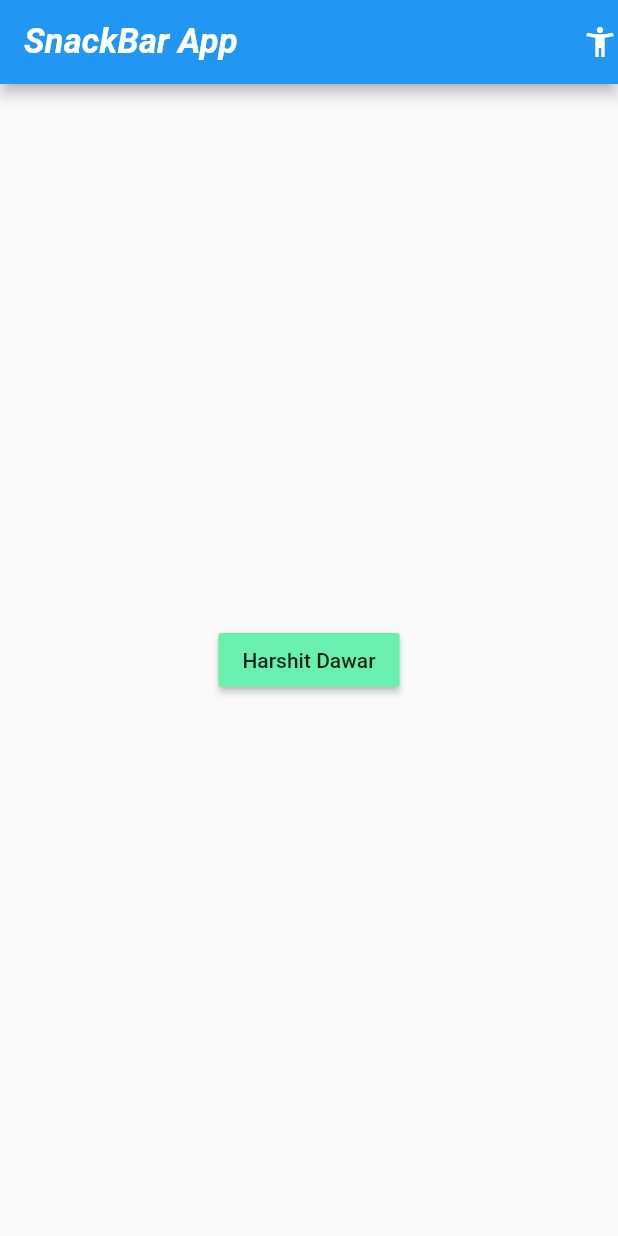
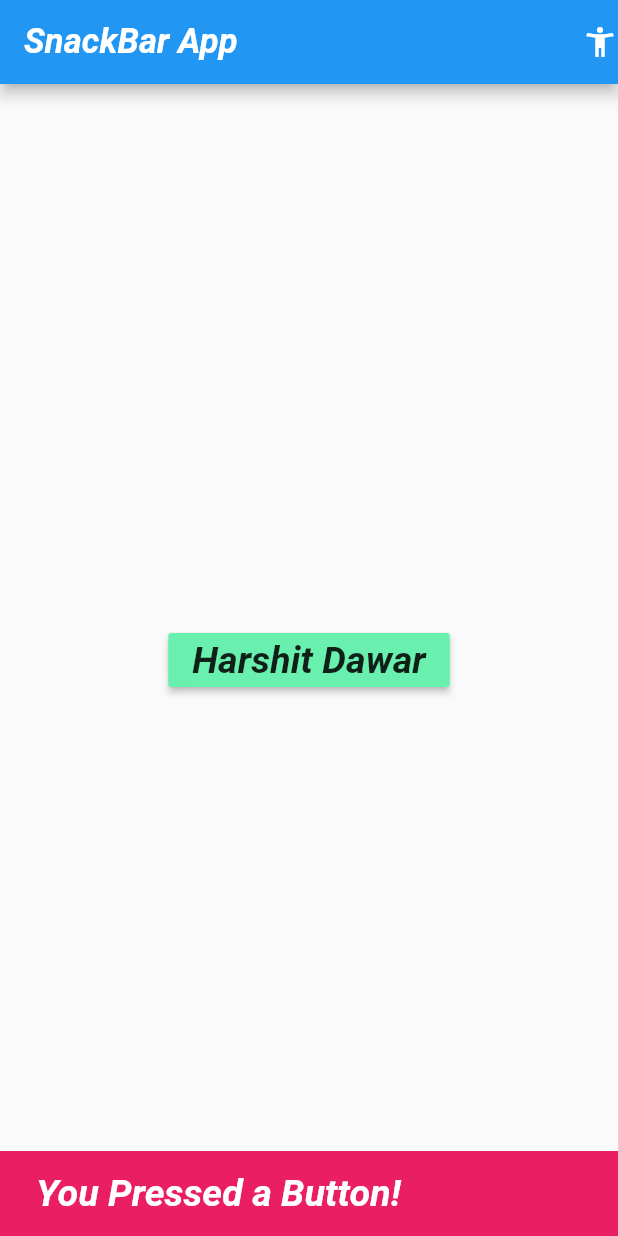
Before and after one commit to HarshitDawar55/Flutter, a Flutter app: the screen it shows after launch, after a tap on "Harshit Dawar", on a phone screen of 412 x 824 dp. Run offline on Flutter 3.47's test engine with Material 2 defaults, Android fonts, the phone set to English and light mode, and no system bars; our stand-ins replace audioplayers, video_player; missing offline and left inert: flutter_statusbarcolor.

Commit message:
Added SnackBar with some styling

```diff
--- a/SnackBar/lib/body.dart
+++ b/SnackBar/lib/body.dart
@@ -1,6 +1,6 @@
 import 'package:flutter/material.dart';
 
-// child layer of the Program
+// Child layer of the Program
 class MyBody extends StatefulWidget{
   @override
   MyBodyState createState() => MyBodyState();
@@ -13,9 +13,30 @@ class MyBodyState extends State<MyBody>{
       alignment: Alignment.center,
       child: RaisedButton(
         color: Colors.greenAccent,
-        child: Text("Harshit Dawar"),
-        onPressed: () => print("HD"),
+        child: Text(
+          "Harshit Dawar",
+          style: TextStyle(
+            fontSize: 25,
+            fontWeight: FontWeight.bold,
+            fontStyle: FontStyle.italic,
+          ),
         ),
+        onPressed: () {
+          Scaffold.of(context).showSnackBar(
+            SnackBar(
+              content: Text(
+                "You Pressed a Button!",
+                style: TextStyle(
+                  fontSize: 25,
+                  fontWeight: FontWeight.bold,
+                  fontStyle: FontStyle.italic,
+                  ),
+                ),
+              backgroundColor: Colors.pink,
+              )
+          );
+        }
+      ),
     );
   }
 }
```
